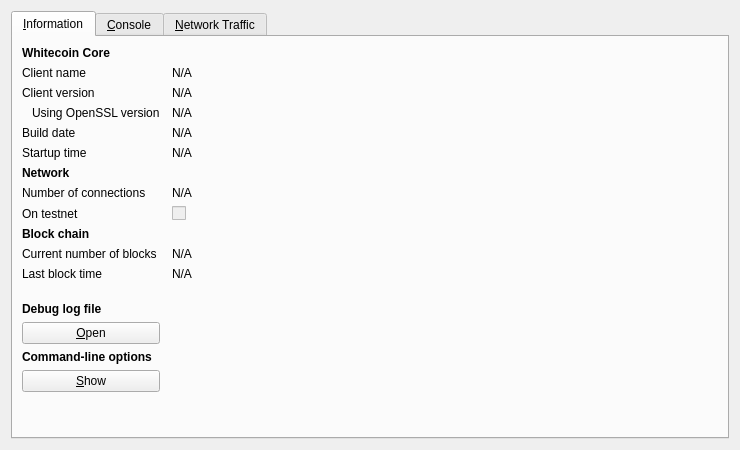
WhitecoinCore/whitecoin, file src/qt/forms/rpcconsole.ui: the form before one commit.
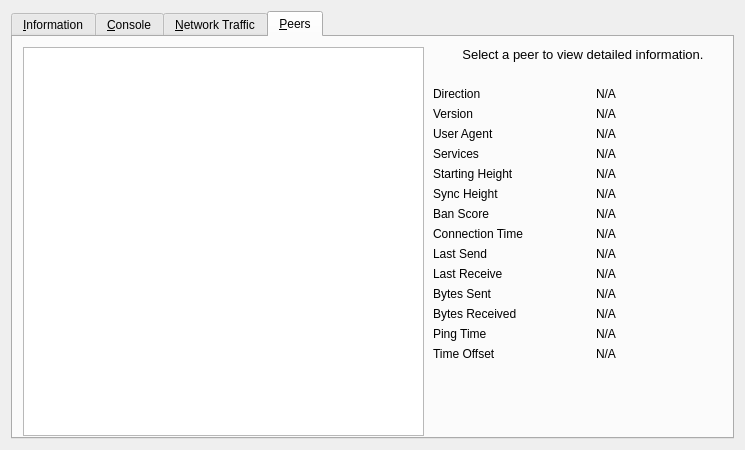
The form after the commit. The open tabs and pages were chosen to show the change. Icons and pictures are not drawn. Custom widgets are drawn as their Qt base class.

Diff of the .ui file:
```diff
--- a/src/qt/forms/rpcconsole.ui
+++ b/src/qt/forms/rpcconsole.ui
@@ -6,7 +6,7 @@
    <rect>
     <x>0</x>
     <y>0</y>
-    <width>740</width>
+    <width>745</width>
     <height>450</height>
    </rect>
   </property>
@@ -16,6 +16,9 @@
   <layout class="QVBoxLayout" name="verticalLayout_2">
    <item>
     <widget class="QTabWidget" name="tabWidget">
+     <property name="enabled">
+      <bool>true</bool>
+     </property>
      <property name="currentIndex">
       <number>0</number>
      </property>
@@ -672,6 +675,425 @@
        </item>
       </layout>
      </widget>
+     <widget class="QWidget" name="tab_2">
+      <attribute name="title">
+       <string>&amp;Peers</string>
+      </attribute>
+      <widget class="QTableView" name="peerWidget">
+       <property name="geometry">
+        <rect>
+         <x>10</x>
+         <y>10</y>
+         <width>401</width>
+         <height>389</height>
+        </rect>
+       </property>
+       <property name="horizontalScrollBarPolicy">
+        <enum>Qt::ScrollBarAsNeeded</enum>
+       </property>
+       <property name="sortingEnabled">
+        <bool>true</bool>
+       </property>
+       <attribute name="horizontalHeaderHighlightSections">
+        <bool>false</bool>
+       </attribute>
+      </widget>
+      <widget class="QWidget" name="detailWidget" native="true">
+       <property name="geometry">
+        <rect>
+         <x>420</x>
+         <y>50</y>
+         <width>300</width>
+         <height>351</height>
+        </rect>
+       </property>
+       <property name="minimumSize">
+        <size>
+         <width>300</width>
+         <height>0</height>
+        </size>
+       </property>
+       <layout class="QGridLayout" name="gridLayout_3">
+        <item row="15" column="1">
+         <spacer name="verticalSpacer_3">
+          <property name="orientation">
+           <enum>Qt::Vertical</enum>
+          </property>
+          <property name="sizeHint" stdset="0">
+           <size>
+            <width>20</width>
+            <height>40</height>
+           </size>
+          </property>
+         </spacer>
+        </item>
+        <item row="14" column="2">
+         <widget class="QLabel" name="timeoffset">
+          <property name="cursor">
+           <cursorShape>IBeamCursor</cursorShape>
+          </property>
+          <property name="text">
+           <string>N/A</string>
+          </property>
+          <property name="textFormat">
+           <enum>Qt::PlainText</enum>
+          </property>
+          <property name="textInteractionFlags">
+           <set>Qt::LinksAccessibleByMouse|Qt::TextSelectableByKeyboard|Qt::TextSelectableByMouse</set>
+          </property>
+         </widget>
+        </item>
+        <item row="12" column="2">
+         <widget class="QLabel" name="peerBytesRecv">
+          <property name="cursor">
+           <cursorShape>IBeamCursor</cursorShape>
+          </property>
+          <property name="text">
+           <string>N/A</string>
+          </property>
+          <property name="textFormat">
+           <enum>Qt::PlainText</enum>
+          </property>
+          <property name="textInteractionFlags">
+           <set>Qt::LinksAccessibleByMouse|Qt::TextSelectableByKeyboard|Qt::TextSelectableByMouse</set>
+          </property>
+         </widget>
+        </item>
+        <item row="13" column="0">
+         <widget class="QLabel" name="label_26">
+          <property name="text">
+           <string>Ping Time</string>
+          </property>
+         </widget>
+        </item>
+        <item row="13" column="2">
+         <widget class="QLabel" name="peerPingTime">
+          <property name="cursor">
+           <cursorShape>IBeamCursor</cursorShape>
+          </property>
+          <property name="text">
+           <string>N/A</string>
+          </property>
+          <property name="textFormat">
+           <enum>Qt::PlainText</enum>
+          </property>
+          <property name="textInteractionFlags">
+           <set>Qt::LinksAccessibleByMouse|Qt::TextSelectableByKeyboard|Qt::TextSelectableByMouse</set>
+          </property>
+         </widget>
+        </item>
+        <item row="14" column="0">
+         <widget class="QLabel" name="label_timeoffset">
+          <property name="text">
+           <string>Time Offset</string>
+          </property>
+         </widget>
+        </item>
+        <item row="0" column="0">
+         <widget class="QLabel" name="label_23">
+          <property name="text">
+           <string>Direction</string>
+          </property>
+         </widget>
+        </item>
+        <item row="0" column="2">
+         <widget class="QLabel" name="peerDirection">
+          <property name="cursor">
+           <cursorShape>IBeamCursor</cursorShape>
+          </property>
+          <property name="text">
+           <string>N/A</string>
+          </property>
+          <property name="textFormat">
+           <enum>Qt::PlainText</enum>
+          </property>
+          <property name="textInteractionFlags">
+           <set>Qt::LinksAccessibleByMouse|Qt::TextSelectableByKeyboard|Qt::TextSelectableByMouse</set>
+          </property>
+         </widget>
+        </item>
+        <item row="1" column="2">
+         <widget class="QLabel" name="peerVersion">
+          <property name="cursor">
+           <cursorShape>IBeamCursor</cursorShape>
+          </property>
+          <property name="text">
+           <string>N/A</string>
+          </property>
+          <property name="textFormat">
+           <enum>Qt::PlainText</enum>
+          </property>
+          <property name="textInteractionFlags">
+           <set>Qt::LinksAccessibleByMouse|Qt::TextSelectableByKeyboard|Qt::TextSelectableByMouse</set>
+          </property>
+         </widget>
+        </item>
+        <item row="2" column="2">
+         <widget class="QLabel" name="peerSubversion">
+          <property name="cursor">
+           <cursorShape>IBeamCursor</cursorShape>
+          </property>
+          <property name="text">
+           <string>N/A</string>
+          </property>
+          <property name="textFormat">
+           <enum>Qt::PlainText</enum>
+          </property>
+          <property name="textInteractionFlags">
+           <set>Qt::LinksAccessibleByMouse|Qt::TextSelectableByKeyboard|Qt::TextSelectableByMouse</set>
+          </property>
+         </widget>
+        </item>
+        <item row="2" column="0">
+         <widget class="QLabel" name="label_28">
+          <property name="text">
+           <string>User Agent</string>
+          </property>
+         </widget>
+        </item>
+        <item row="1" column="0">
+         <widget class="QLabel" name="label_21">
+          <property name="text">
+           <string>Version</string>
+          </property>
+         </widget>
+        </item>
+        <item row="5" column="2">
+         <widget class="QLabel" name="peerHeight">
+          <property name="cursor">
+           <cursorShape>IBeamCursor</cursorShape>
+          </property>
+          <property name="text">
+           <string>N/A</string>
+          </property>
+          <property name="textFormat">
+           <enum>Qt::PlainText</enum>
+          </property>
+          <property name="textInteractionFlags">
+           <set>Qt::LinksAccessibleByMouse|Qt::TextSelectableByKeyboard|Qt::TextSelectableByMouse</set>
+          </property>
+         </widget>
+        </item>
+        <item row="3" column="0">
+         <widget class="QLabel" name="label_4">
+          <property name="text">
+           <string>Services</string>
+          </property>
+         </widget>
+        </item>
+        <item row="3" column="2">
+         <widget class="QLabel" name="peerServices">
+          <property name="cursor">
+           <cursorShape>IBeamCursor</cursorShape>
+          </property>
+          <property name="text">
+           <string>N/A</string>
+          </property>
+          <property name="textFormat">
+           <enum>Qt::PlainText</enum>
+          </property>
+          <property name="textInteractionFlags">
+           <set>Qt::LinksAccessibleByMouse|Qt::TextSelectableByKeyboard|Qt::TextSelectableByMouse</set>
+          </property>
+         </widget>
+        </item>
+        <item row="5" column="0">
+         <widget class="QLabel" name="label_29">
+          <property name="text">
+           <string>Starting Height</string>
+          </property>
+         </widget>
+        </item>
+        <item row="6" column="2">
+         <widget class="QLabel" name="peerSyncHeight">
+          <property name="cursor">
+           <cursorShape>IBeamCursor</cursorShape>
+          </property>
+          <property name="text">
+           <string>N/A</string>
+          </property>
+          <property name="textFormat">
+           <enum>Qt::PlainText</enum>
+          </property>
+          <property name="textInteractionFlags">
+           <set>Qt::LinksAccessibleByMouse|Qt::TextSelectableByKeyboard|Qt::TextSelectableByMouse</set>
+          </property>
+         </widget>
+        </item>
+        <item row="7" column="0">
+         <widget class="QLabel" name="label_24">
+          <property name="text">
+           <string>Ban Score</string>
+          </property>
+         </widget>
+        </item>
+        <item row="6" column="0">
+         <widget class="QLabel" name="label_27">
+          <property name="text">
+           <string>Sync Height</string>
+          </property>
+         </widget>
+        </item>
+        <item row="7" column="2">
+         <widget class="QLabel" name="peerBanScore">
+          <property name="cursor">
+           <cursorShape>IBeamCursor</cursorShape>
+          </property>
+          <property name="text">
+           <string>N/A</string>
+          </property>
+          <property name="textFormat">
+           <enum>Qt::PlainText</enum>
+          </property>
+          <property name="textInteractionFlags">
+           <set>Qt::LinksAccessibleByMouse|Qt::TextSelectableByKeyboard|Qt::TextSelectableByMouse</set>
+          </property>
+         </widget>
+        </item>
+        <item row="8" column="2">
+         <widget class="QLabel" name="peerConnTime">
+          <property name="cursor">
+           <cursorShape>IBeamCursor</cursorShape>
+          </property>
+          <property name="text">
+           <string>N/A</string>
+          </property>
+          <property name="textFormat">
+           <enum>Qt::PlainText</enum>
+          </property>
+          <property name="textInteractionFlags">
+           <set>Qt::LinksAccessibleByMouse|Qt::TextSelectableByKeyboard|Qt::TextSelectableByMouse</set>
+          </property>
+         </widget>
+        </item>
+        <item row="8" column="0">
+         <widget class="QLabel" name="label_22">
+          <property name="text">
+           <string>Connection Time</string>
+          </property>
+         </widget>
+        </item>
+        <item row="9" column="0">
+         <widget class="QLabel" name="label_15">
+          <property name="text">
+           <string>Last Send</string>
+          </property>
+         </widget>
+        </item>
+        <item row="9" column="2">
+         <widget class="QLabel" name="peerLastSend">
+          <property name="cursor">
+           <cursorShape>IBeamCursor</cursorShape>
+          </property>
+          <property name="text">
+           <string>N/A</string>
+          </property>
+          <property name="textFormat">
+           <enum>Qt::PlainText</enum>
+          </property>
+          <property name="textInteractionFlags">
+           <set>Qt::LinksAccessibleByMouse|Qt::TextSelectableByKeyboard|Qt::TextSelectableByMouse</set>
+          </property>
+         </widget>
+        </item>
+        <item row="11" column="2">
+         <widget class="QLabel" name="peerBytesSent">
+          <property name="cursor">
+           <cursorShape>IBeamCursor</cursorShape>
+          </property>
+          <property name="text">
+           <string>N/A</string>
+          </property>
+          <property name="textFormat">
+           <enum>Qt::PlainText</enum>
+          </property>
+          <property name="textInteractionFlags">
+           <set>Qt::LinksAccessibleByMouse|Qt::TextSelectableByKeyboard|Qt::TextSelectableByMouse</set>
+          </property>
+         </widget>
+        </item>
+        <item row="11" column="0">
+         <widget class="QLabel" name="label_18">
+          <property name="text">
+           <string>Bytes Sent</string>
+          </property>
+         </widget>
+        </item>
+        <item row="10" column="0">
+         <widget class="QLabel" name="label_19">
+          <property name="text">
+           <string>Last Receive</string>
+          </property>
+         </widget>
+        </item>
+        <item row="10" column="2">
+         <widget class="QLabel" name="peerLastRecv">
+          <property name="cursor">
+           <cursorShape>IBeamCursor</cursorShape>
+          </property>
+          <property name="text">
+           <string>N/A</string>
+          </property>
+          <property name="textFormat">
+           <enum>Qt::PlainText</enum>
+          </property>
+          <property name="textInteractionFlags">
+           <set>Qt::LinksAccessibleByMouse|Qt::TextSelectableByKeyboard|Qt::TextSelectableByMouse</set>
+          </property>
+         </widget>
+        </item>
+        <item row="12" column="0">
+         <widget class="QLabel" name="label_20">
+          <property name="text">
+           <string>Bytes Received</string>
+          </property>
+         </widget>
+        </item>
+       </layout>
+      </widget>
+      <widget class="QLabel" name="peerHeading">
+       <property name="geometry">
+        <rect>
+         <x>420</x>
+         <y>10</y>
+         <width>300</width>
+         <height>32</height>
+        </rect>
+       </property>
+       <property name="sizePolicy">
+        <sizepolicy hsizetype="Preferred" vsizetype="Minimum">
+         <horstretch>0</horstretch>
+         <verstretch>0</verstretch>
+        </sizepolicy>
+       </property>
+       <property name="minimumSize">
+        <size>
+         <width>300</width>
+         <height>32</height>
+        </size>
+       </property>
+       <property name="font">
+        <font>
+         <pointsize>10</pointsize>
+        </font>
+       </property>
+       <property name="cursor">
+        <cursorShape>IBeamCursor</cursorShape>
+       </property>
+       <property name="text">
+        <string>Select a peer to view detailed information.</string>
+       </property>
+       <property name="alignment">
+        <set>Qt::AlignHCenter|Qt::AlignTop</set>
+       </property>
+       <property name="wordWrap">
+        <bool>true</bool>
+       </property>
+       <property name="textInteractionFlags">
+        <set>Qt::LinksAccessibleByMouse|Qt::TextSelectableByKeyboard|Qt::TextSelectableByMouse</set>
+       </property>
+      </widget>
+     </widget>
     </widget>
    </item>
   </layout>
```
